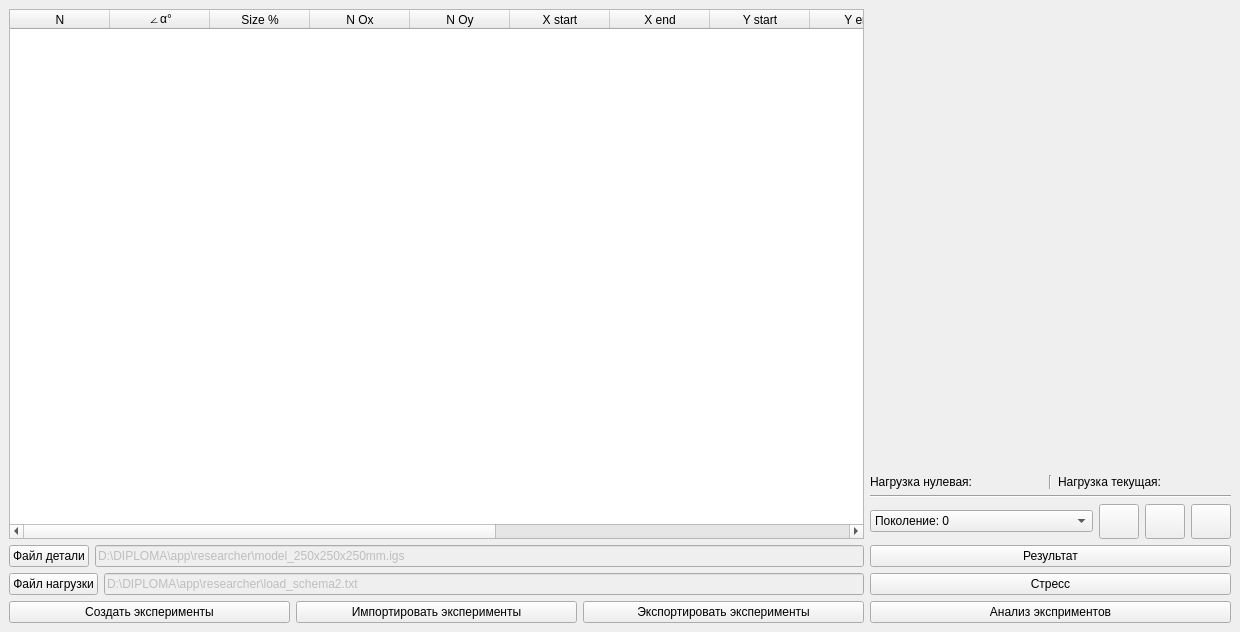
Qt form forms/untitled.ui (MrOmnomnoshka/GA-cells) before a commit.
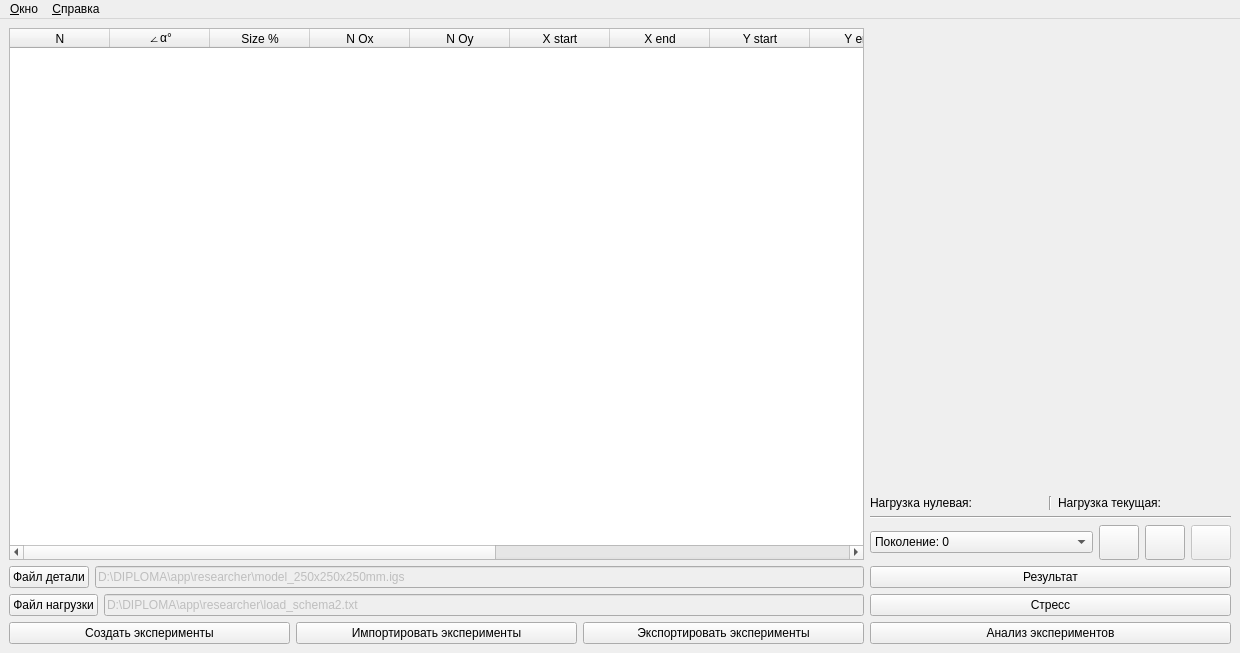
The same form after that commit. Icons and pictures are not drawn. Custom widgets are drawn as their Qt base class.

Commit message: Ver 1.2: Added settings window. BugFixes.

The edit to the form file:
```diff
--- a/forms/untitled.ui
+++ b/forms/untitled.ui
@@ -7,7 +7,7 @@
     <x>0</x>
     <y>0</y>
     <width>1240</width>
-    <height>632</height>
+    <height>653</height>
    </rect>
   </property>
   <property name="windowTitle">
@@ -293,6 +293,9 @@
           </item>
           <item>
            <widget class="QPushButton" name="button_stop">
+            <property name="enabled">
+             <bool>false</bool>
+            </property>
             <property name="sizePolicy">
              <sizepolicy hsizetype="Maximum" vsizetype="Maximum">
               <horstretch>0</horstretch>
@@ -338,7 +341,7 @@
           <item>
            <widget class="QPushButton" name="button_clusterization">
             <property name="text">
-             <string>Анализ эксприментов</string>
+             <string>Анализ экспериментов</string>
             </property>
            </widget>
           </item>
@@ -350,6 +353,40 @@
     </item>
    </layout>
   </widget>
+  <widget class="QMenuBar" name="menuBar">
+   <property name="geometry">
+    <rect>
+     <x>0</x>
+     <y>0</y>
+     <width>1240</width>
+     <height>26</height>
+    </rect>
+   </property>
+   <widget class="QMenu" name="menu_Window">
+    <property name="title">
+     <string>&amp;Окно</string>
+    </property>
+    <addaction name="action_Parameters"/>
+   </widget>
+   <widget class="QMenu" name="menu_Help">
+    <property name="title">
+     <string>&amp;Справка</string>
+    </property>
+    <addaction name="action_About"/>
+   </widget>
+   <addaction name="menu_Window"/>
+   <addaction name="menu_Help"/>
+  </widget>
+  <action name="action_About">
+   <property name="text">
+    <string>&amp;О программе</string>
+   </property>
+  </action>
+  <action name="action_Parameters">
+   <property name="text">
+    <string>&amp;Параметры</string>
+   </property>
+  </action>
  </widget>
  <customwidgets>
   <customwidget>
```
Left out of the diff: 2 changed lines with no effect on the pictures. The commit also changes 11 other files.
